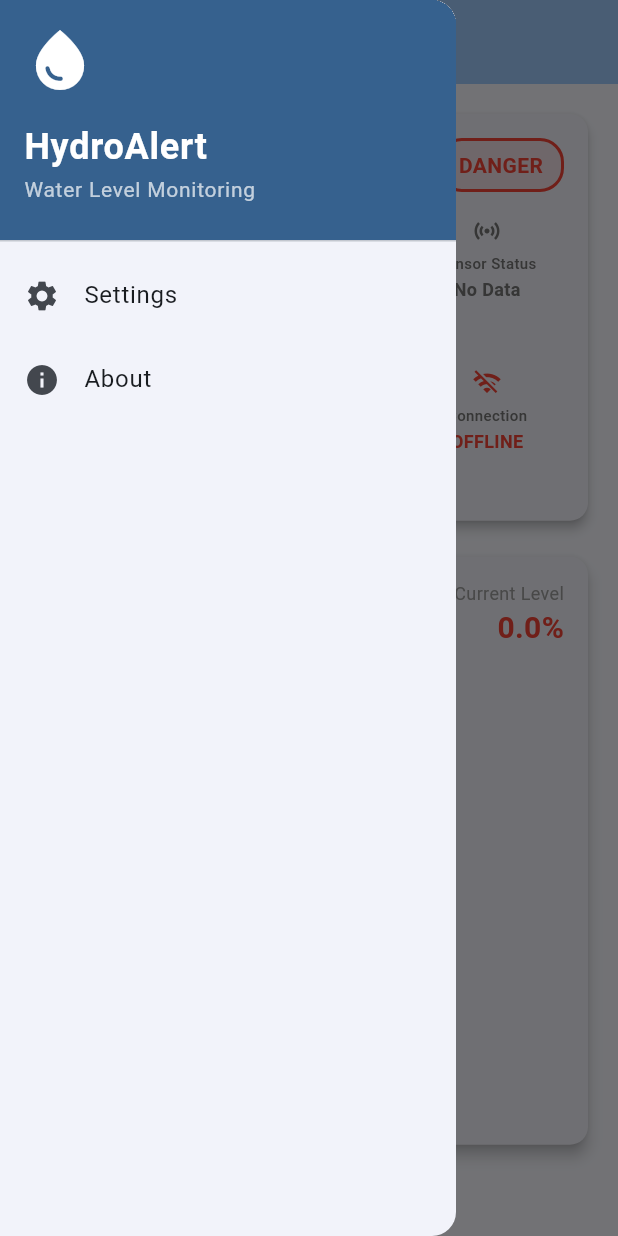
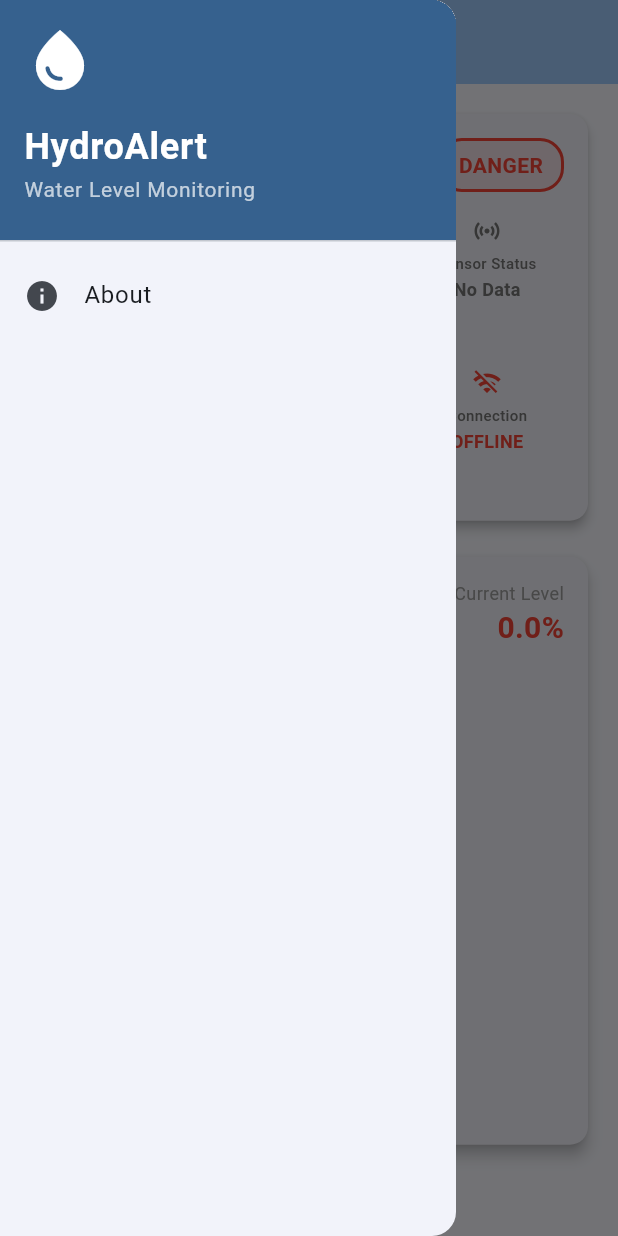
Before and after one commit to AlienWolfX/HydroAlert, a Flutter app: the screen it shows after launch, with the side drawer open, on a phone screen of 412 x 824 dp. Run offline on Flutter 3.47's test engine with Material 3 defaults, Android fonts, the phone set to English and light mode, and no system bars; our stand-ins replace fl_chart, flutter_local_notifications, shared_preferences; missing offline and left inert: network_info_plus.

Commit message:
refactor: Remove unused water level unit references and related settings from HydroAlertDrawer and WaterLevelTrend

```diff
--- a/lib/main.dart
+++ b/lib/main.dart
@@ -6,7 +6,6 @@ import 'dart:async';
 import 'widgets/hydro_alert_drawer.dart';
 import 'widgets/water_level_trend.dart';
 import 'widgets/water_level_status.dart';
-import 'models/water_level_unit.dart';
 import 'models/sensor_reading.dart';
 import 'models/device_status.dart';
 import 'services/network_scanner.dart';
@@ -65,9 +64,6 @@ class _WaterLevelMonitorState extends State<WaterLevelMonitor> {
   double dangerThreshold =
       2.0; // Below this distance = danger (water is very close)
 
-  // Current display unit
-  WaterLevelUnit currentUnit = WaterLevelUnit.meters;
-
   @override
   void initState() {
     super.initState();
@@ -91,10 +87,6 @@ class _WaterLevelMonitorState extends State<WaterLevelMonitor> {
       normalThreshold = prefs.getDouble('normalThreshold') ?? 5.0;
       warningThreshold = prefs.getDouble('warningThreshold') ?? 3.5;
       dangerThreshold = prefs.getDouble('dangerThreshold') ?? 2.0;
-
-      // Load unit preference
-      final unitIndex = prefs.getInt('waterLevelUnit') ?? 0;
-      currentUnit = WaterLevelUnit.values[unitIndex];
     });
   }
 
@@ -104,7 +96,6 @@ class _WaterLevelMonitorState extends State<WaterLevelMonitor> {
     await prefs.setDouble('normalThreshold', normalThreshold);
     await prefs.setDouble('warningThreshold', warningThreshold);
     await prefs.setDouble('dangerThreshold', dangerThreshold);
-    await prefs.setInt('waterLevelUnit', currentUnit.index);
   }
 
   Future<void> _initializeNotifications() async {
@@ -385,14 +376,6 @@ class _WaterLevelMonitorState extends State<WaterLevelMonitor> {
     _saveThresholds(); // Save to persistent storage
   }
 
-  // Method to update the display unit
-  void _updateUnit(WaterLevelUnit newUnit) {
-    setState(() {
-      currentUnit = newUnit;
-    });
-    _saveThresholds(); // Save to persistent storage
-  }
-
   // Show device info dialog
   void _showDeviceInfoDialog(BuildContext context) {
     showDialog(
@@ -516,9 +499,7 @@ class _WaterLevelMonitorState extends State<WaterLevelMonitor> {
         normalThreshold: normalThreshold,
         warningThreshold: warningThreshold,
         dangerThreshold: dangerThreshold,
-        currentUnit: currentUnit,
         onThresholdsChanged: _updateThresholds,
-        onUnitChanged: _updateUnit,
       ),
       body: SingleChildScrollView(
         padding: const EdgeInsets.all(16.0),
@@ -634,8 +615,8 @@ class _WaterLevelMonitorState extends State<WaterLevelMonitor> {
                           'Distance',
                           () {
                             String distanceValue = latestReading != null
-                                ? '${latestReading!.distance.toStringAsFixed(2)} cm'
-                                : '${currentWaterLevel.toStringAsFixed(2)} cm';
+                                ? '${latestReading!.distance.toStringAsFixed(1)} cm'
+                                : '${currentWaterLevel.toStringAsFixed(1)} cm';
                             debugPrint('=== Distance UI Debug ===');
                             debugPrint(
                               'latestReading != null: ${latestReading != null}',
@@ -645,7 +626,7 @@ class _WaterLevelMonitorState extends State<WaterLevelMonitor> {
                                 'latestReading.distance: ${latestReading!.distance}',
                               );
                               debugPrint(
-                                'Raw distance (already in cm): ${latestReading!.distance}',
+                                'Raw distance (in cm): ${latestReading!.distance}',
                               );
                             }
                             debugPrint('currentWaterLevel: $currentWaterLevel');
@@ -731,7 +712,7 @@ class _WaterLevelMonitorState extends State<WaterLevelMonitor> {
                         _buildRealTimeItem(
                           'Max Depth',
                           latestReading != null
-                              ? '${latestReading!.maxDepth.toStringAsFixed(2)} cm'
+                              ? '${latestReading!.maxDepth.toStringAsFixed(1)} cm'
                               : 'N/A',
                           Icons.vertical_align_bottom,
                           Colors.purple[600]!,
@@ -760,7 +741,6 @@ class _WaterLevelMonitorState extends State<WaterLevelMonitor> {
                 waterLevelData:
                     waterLevelData, // Already contains proper chart values
                 statusColor: _getStatusColor(status),
-                unit: currentUnit,
               ),
             ),
             const SizedBox(height: 16),
@@ -997,14 +977,14 @@ class _WaterLevelMonitorState extends State<WaterLevelMonitor> {
 
     if (latestReading != null) {
       String sensorStatus = latestReading!.status.toUpperCase();
-      String formattedDistance = latestReading!.distance.toStringAsFixed(2);
+      String formattedDistance = latestReading!.distance.toStringAsFixed(1);
 
       if (sensorStatus == 'MEDIUM') {
         alertMessage =
-            'MEDIUM water level detected - Distance: $formattedDistance cm';
+            'MEDIUM water level detected - Distance: ${formattedDistance} cm';
       } else if (sensorStatus == 'HIGH') {
         dangerMessage =
-            'HIGH water level CRITICAL - Distance: $formattedDistance cm';
+            'HIGH water level CRITICAL - Distance: ${formattedDistance} cm';
       }
     }
 
--- a/lib/widgets/hydro_alert_drawer.dart
+++ b/lib/widgets/hydro_alert_drawer.dart
@@ -1,24 +1,18 @@
 import 'package:flutter/material.dart';
-import 'settings_dialog.dart';
 import 'about_dialog.dart';
-import '../models/water_level_unit.dart';
 
 class HydroAlertDrawer extends StatelessWidget {
   final double normalThreshold;
   final double warningThreshold;
   final double dangerThreshold;
-  final WaterLevelUnit currentUnit;
   final Function(double, double, double)? onThresholdsChanged;
-  final Function(WaterLevelUnit)? onUnitChanged;
 
   const HydroAlertDrawer({
     super.key,
     required this.normalThreshold,
     required this.warningThreshold,
     required this.dangerThreshold,
-    required this.currentUnit,
     this.onThresholdsChanged,
-    this.onUnitChanged,
   });
 
   @override
@@ -52,24 +46,6 @@ class HydroAlertDrawer extends StatelessWidget {
             ),
           ),
           ListTile(
-            leading: const Icon(Icons.settings),
-            title: const Text('Settings'),
-            onTap: () {
-              Navigator.pop(context);
-              showDialog(
-                context: context,
-                builder: (BuildContext context) => HydroAlertSettingsDialog(
-                  normalThreshold: normalThreshold,
-                  warningThreshold: warningThreshold,
-                  dangerThreshold: dangerThreshold,
-                  currentUnit: currentUnit,
-                  onThresholdsChanged: onThresholdsChanged,
-                  onUnitChanged: onUnitChanged,
-                ),
-              );
-            },
-          ),
-          ListTile(
             leading: const Icon(Icons.info),
             title: const Text('About'),
             onTap: () {
--- a/lib/widgets/water_level_trend.dart
+++ b/lib/widgets/water_level_trend.dart
@@ -1,19 +1,16 @@
 import 'package:flutter/material.dart';
 import 'package:fl_chart/fl_chart.dart';
-import '../models/water_level_unit.dart';
 
 class WaterLevelTrend extends StatelessWidget {
   final double currentWaterLevel;
   final List<FlSpot> waterLevelData;
   final Color statusColor;
-  final WaterLevelUnit unit;
 
   const WaterLevelTrend({
     super.key,
     required this.currentWaterLevel,
     required this.waterLevelData,
     required this.statusColor,
-    required this.unit,
   });
 
   @override
```
